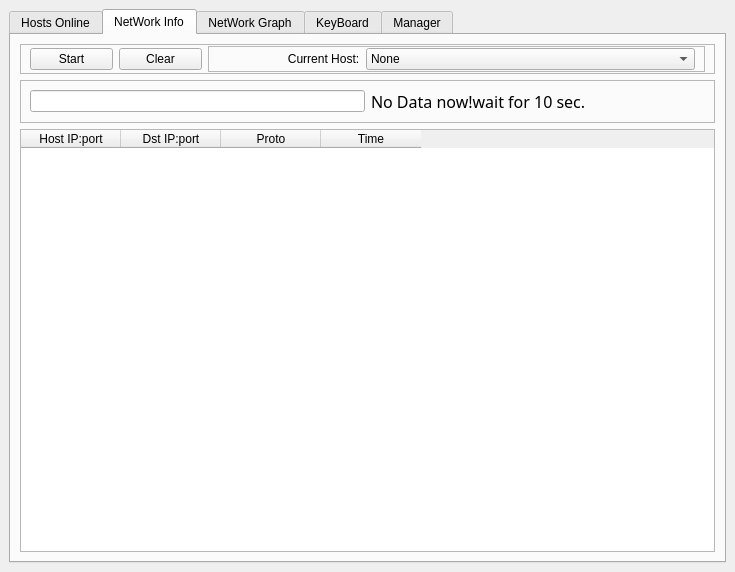
mumu0215/Monitor, file Server/admin.ui: the form before one commit.
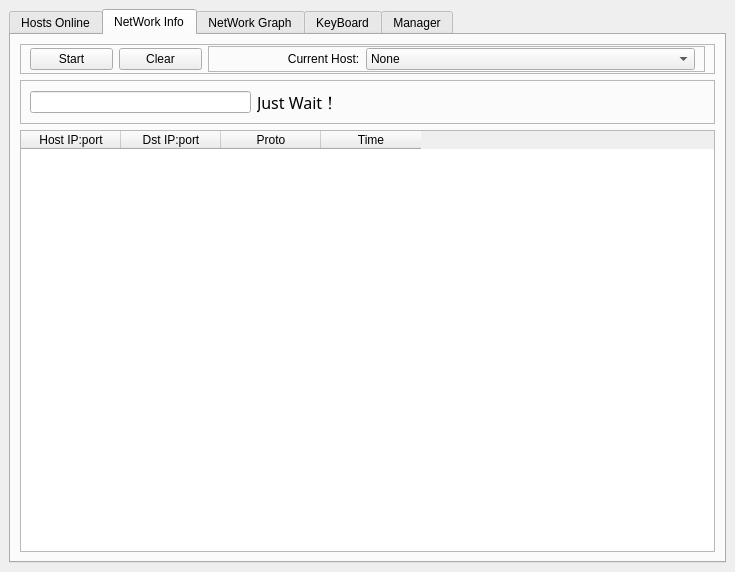
The form after the commit. The open tabs and pages were chosen to show the change.

```diff
--- a/Server/admin.ui
+++ b/Server/admin.ui
@@ -139,7 +139,7 @@
           <property name="frameShadow">
            <enum>QFrame::Raised</enum>
           </property>
-          <layout class="QHBoxLayout" name="horizontalLayout_7" stretch="1,1">
+          <layout class="QHBoxLayout" name="horizontalLayout_7" stretch="1,1,1">
            <item>
             <widget class="QLineEdit" name="lineEdit_2"/>
            </item>
@@ -152,13 +152,26 @@
               </font>
              </property>
              <property name="text">
-              <string>No Data now!wait for 10 sec.</string>
+              <string>Just Wait！</string>
              </property>
              <property name="textFormat">
               <enum>Qt::AutoText</enum>
              </property>
             </widget>
            </item>
+           <item>
+            <widget class="QLabel" name="label_6">
+             <property name="font">
+              <font>
+               <family>Mongolian Baiti</family>
+               <pointsize>12</pointsize>
+              </font>
+             </property>
+             <property name="text">
+              <string/>
+             </property>
+            </widget>
+           </item>
           </layout>
          </widget>
         </item>
```
